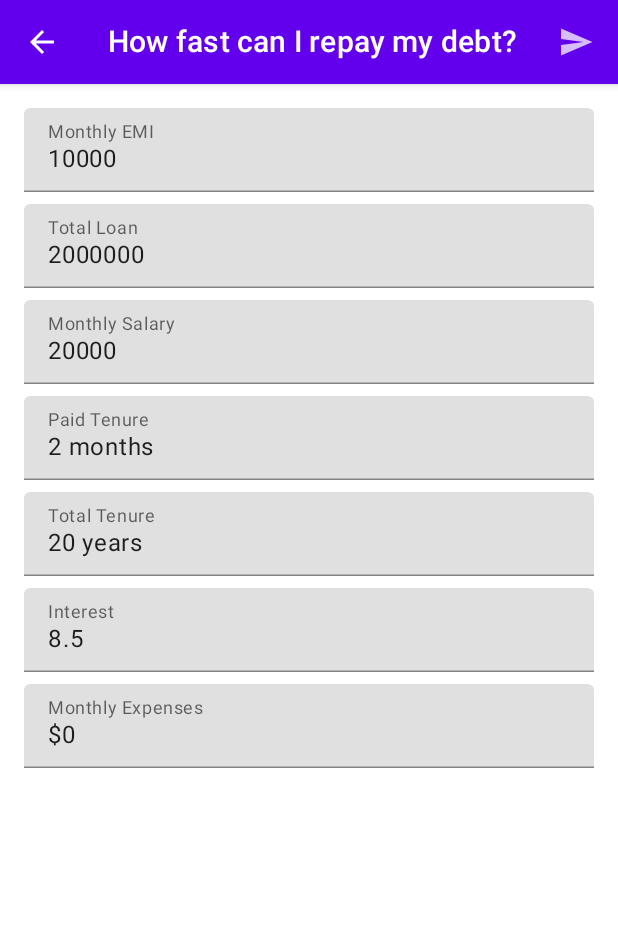
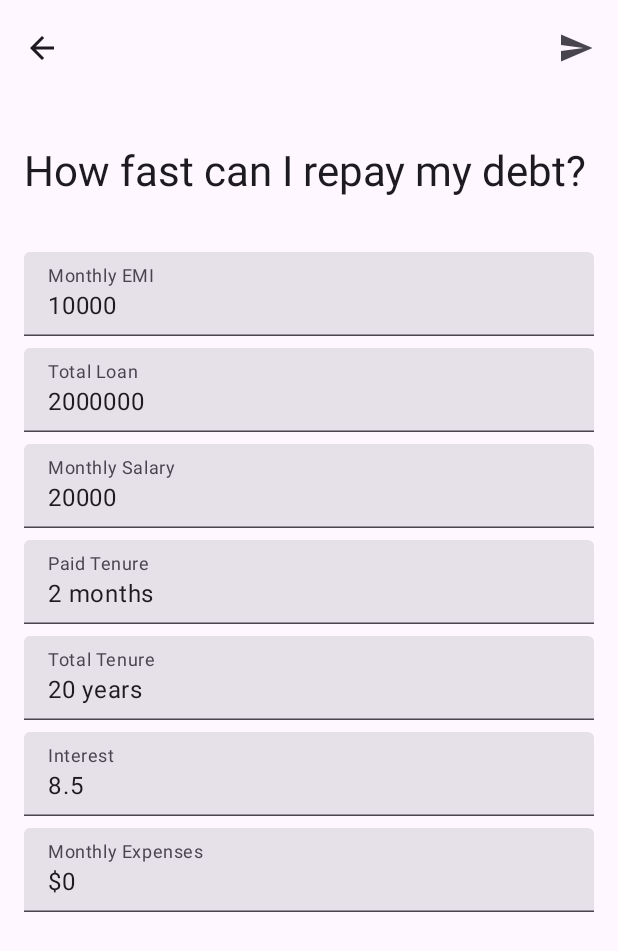
Before and after one commit to Gadgets-Mobile/ExpenseTracker, an Android app built with Jetpack Compose: the DebtRecommendationScreenRoute screen opened through its navigation route, on a phone screen of 412 x 824 dp. Shown: the top 951 px of the screen. Run offline under Robolectric (Android 15) with nearby library versions, the phone set to English and light mode, and no system bars; libraries missing offline, so code that uses them is left out: dev.shreyaspatil.ai; 2 statements that could not run were skipped.

Commit message:
Migrate to material3

```diff
--- a/composeApp/build.gradle.kts
+++ b/composeApp/build.gradle.kts
@@ -43,7 +43,7 @@ kotlin {
         commonMain.dependencies {
             implementation(compose.runtime)
             implementation(compose.foundation)
-            implementation(compose.material)
+            implementation(compose.material3)
             implementation(compose.materialIconsExtended)
             implementation(compose.ui)
             implementation(compose.components.resources)
--- a/composeApp/src/androidMain/AndroidManifest.xml
+++ b/composeApp/src/androidMain/AndroidManifest.xml
@@ -10,7 +10,7 @@
         android:label="@string/app_name"
         android:roundIcon="@mipmap/ic_launcher_round"
         android:supportsRtl="true"
-        android:theme="@style/AppTheme">
+        android:theme="@android:style/Theme.Material.Light.NoActionBar">
         <activity
             android:name=".presentation.MainActivity"
             android:exported="true">
--- a/composeApp/src/androidMain/kotlin/com/zoho/gadgets/expense/tracker/presentation/MainActivity.kt
+++ b/composeApp/src/androidMain/kotlin/com/zoho/gadgets/expense/tracker/presentation/MainActivity.kt
@@ -10,6 +10,7 @@ class MainActivity : ComponentActivity() {
 
     override fun onCreate(savedInstanceState: Bundle?) {
         super.onCreate(savedInstanceState)
+        enableEdgeToEdge()
         setContent {
             App()
         }
--- a/composeApp/src/androidMain/res/values/themes.xml
+++ /dev/null
@@ -1,8 +0,0 @@
-<?xml version="1.0" encoding="utf-8"?>
-<resources>
-
-    <style name="AppTheme" parent="Theme.AppCompat.Light.NoActionBar">
-        <item name="android:statusBarColor">#3700B3</item>
-    </style>
-
-</resources>
--- a/composeApp/src/commonMain/kotlin/com/zoho/gadgets/expense/tracker/data/repository/DefaultTransactionsRepository.kt
+++ b/composeApp/src/commonMain/kotlin/com/zoho/gadgets/expense/tracker/data/repository/DefaultTransactionsRepository.kt
@@ -7,7 +7,6 @@ import com.zoho.gadgets.expense.tracker.domain.models.Transaction
 import com.zoho.gadgets.expense.tracker.domain.repository.TransactionsRepository
 import kotlinx.coroutines.Dispatchers
 import kotlinx.coroutines.IO
-import kotlinx.coroutines.withContext
 
 internal class DefaultTransactionsRepository(
     private val localDataSource: LocalDataSource,
--- a/composeApp/src/commonMain/kotlin/com/zoho/gadgets/expense/tracker/data/repository/GenerativeAiRepository.kt
+++ b/composeApp/src/commonMain/kotlin/com/zoho/gadgets/expense/tracker/data/repository/GenerativeAiRepository.kt
@@ -11,7 +11,7 @@ class GenerativeAiRepository(
     private val responseParser: ResponseParser,
 ) {
     private val modelName = "gemini-1.5-flash"
-    private val apiKey = "AIzaSyABXyNFmn5KjvaYqpS0B_jATAdEBKN6kGA"
+    private val apiKey = "YOUR_API_KEY"
     private val generationConfig = generationConfig {
         temperature = 0f
         topK = 64
--- a/composeApp/src/commonMain/kotlin/com/zoho/gadgets/expense/tracker/data/utils/ResponseParser.kt
+++ b/composeApp/src/commonMain/kotlin/com/zoho/gadgets/expense/tracker/data/utils/ResponseParser.kt
@@ -5,8 +5,6 @@ import com.zoho.gadgets.expense.tracker.domain.models.DebtRecommendationResponse
 import com.zoho.gadgets.expense.tracker.domain.models.PurchaseRecommendationResponse
 import kotlinx.serialization.json.Json
 import kotlinx.serialization.json.JsonElement
-import kotlinx.serialization.json.JsonObject
-import kotlinx.serialization.json.JsonObjectBuilder
 import kotlinx.serialization.json.jsonArray
 import kotlinx.serialization.json.jsonObject
 import kotlinx.serialization.json.jsonPrimitive
--- a/composeApp/src/commonMain/kotlin/com/zoho/gadgets/expense/tracker/presentation/App.kt
+++ b/composeApp/src/commonMain/kotlin/com/zoho/gadgets/expense/tracker/presentation/App.kt
@@ -1,5 +1,6 @@
-import androidx.compose.material.MaterialTheme
-import androidx.compose.material.Surface
+
+import androidx.compose.material3.MaterialTheme
+import androidx.compose.material3.Surface
 import androidx.compose.runtime.Composable
 import androidx.navigation.compose.NavHost
 import androidx.navigation.compose.composable
--- a/composeApp/src/commonMain/kotlin/com/zoho/gadgets/expense/tracker/presentation/screens/addEditEntry/AddEditEntryViewModel.kt
+++ b/composeApp/src/commonMain/kotlin/com/zoho/gadgets/expense/tracker/presentation/screens/addEditEntry/AddEditEntryViewModel.kt
@@ -7,7 +7,6 @@ import com.zoho.gadgets.expense.tracker.domain.models.Transaction
 import com.zoho.gadgets.expense.tracker.domain.repository.TransactionsRepository
 import kotlinx.coroutines.flow.MutableStateFlow
 import kotlinx.coroutines.flow.asStateFlow
-import kotlinx.coroutines.flow.update
 import kotlinx.coroutines.launch
 
 class AddEditEntryViewModel(
--- a/composeApp/src/commonMain/kotlin/com/zoho/gadgets/expense/tracker/presentation/screens/dashboard/DashboardRoute.kt
+++ b/composeApp/src/commonMain/kotlin/com/zoho/gadgets/expense/tracker/presentation/screens/dashboard/DashboardRoute.kt
@@ -1,22 +1,22 @@
 package com.zoho.gadgets.expense.tracker.presentation.screens.dashboard
 
-import androidx.compose.foundation.background
 import androidx.compose.foundation.clickable
 import androidx.compose.foundation.layout.PaddingValues
-import androidx.compose.foundation.layout.statusBarsPadding
+import androidx.compose.foundation.layout.consumeWindowInsets
+import androidx.compose.foundation.layout.padding
 import androidx.compose.foundation.lazy.LazyColumn
 import androidx.compose.foundation.lazy.items
-import androidx.compose.material.FloatingActionButton
-import androidx.compose.material.Icon
-import androidx.compose.material.IconButton
-import androidx.compose.material.MaterialTheme
-import androidx.compose.material.Scaffold
-import androidx.compose.material.Text
-import androidx.compose.material.TopAppBar
 import androidx.compose.material.icons.Icons
 import androidx.compose.material.icons.filled.Add
 import androidx.compose.material.icons.filled.Payment
 import androidx.compose.material.icons.filled.ShoppingBag
+import androidx.compose.material3.ExperimentalMaterial3Api
+import androidx.compose.material3.FloatingActionButton
+import androidx.compose.material3.Icon
+import androidx.compose.material3.IconButton
+import androidx.compose.material3.Scaffold
+import androidx.compose.material3.Text
+import androidx.compose.material3.TopAppBar
 import androidx.compose.runtime.Composable
 import androidx.compose.runtime.LaunchedEffect
 import androidx.compose.runtime.getValue
@@ -30,6 +30,7 @@ import com.zoho.gadgets.expense.tracker.presentation.navigation.enums.Purpose.AD
 import com.zoho.gadgets.expense.tracker.presentation.navigation.model.AppScreen
 import org.koin.compose.viewmodel.koinViewModel
 
+@OptIn(ExperimentalMaterial3Api::class)
 @Composable
 fun DashboardRoute(
     navController: NavController,
@@ -42,9 +43,6 @@ fun DashboardRoute(
     }
 
     Scaffold(
-        modifier = Modifier
-            .background(MaterialTheme.colors.primaryVariant)
-            .statusBarsPadding(),
         topBar = {
             TopAppBar(
                 title = { Text("Expense Tracker") },
@@ -84,8 +82,9 @@ fun DashboardRoute(
                 )
             }
         }
-    ) {
+    ) { padding ->
         LazyColumn(
+            modifier = Modifier.padding(padding).consumeWindowInsets(padding),
             contentPadding = PaddingValues(bottom = 100.dp)
         ) {
             items(entries) { entry ->
--- a/composeApp/src/commonMain/kotlin/com/zoho/gadgets/expense/tracker/presentation/screens/dashboard/DashboardViewModel.kt
+++ b/composeApp/src/commonMain/kotlin/com/zoho/gadgets/expense/tracker/presentation/screens/dashboard/DashboardViewModel.kt
@@ -6,7 +6,6 @@ import com.zoho.gadgets.expense.tracker.domain.enums.Category
 import com.zoho.gadgets.expense.tracker.domain.enums.Type
 import com.zoho.gadgets.expense.tracker.domain.models.Transaction
 import com.zoho.gadgets.expense.tracker.domain.repository.TransactionsRepository
-import com.zoho.gadgets.expense.tracker.presentation.components.TransactionItem
 import kotlinx.coroutines.flow.MutableStateFlow
 import kotlinx.coroutines.flow.asStateFlow
 import kotlinx.coroutines.flow.update
--- a/composeApp/src/commonMain/kotlin/com/zoho/gadgets/expense/tracker/presentation/screens/debtRecommendation/DebtRecommendationScreenRoute.kt
+++ b/composeApp/src/commonMain/kotlin/com/zoho/gadgets/expense/tracker/presentation/screens/debtRecommendation/DebtRecommendationScreenRoute.kt
@@ -1,30 +1,30 @@
 package com.zoho.gadgets.expense.tracker.presentation.screens.debtRecommendation
 
-import androidx.compose.foundation.BorderStroke
-import androidx.compose.foundation.background
 import androidx.compose.foundation.layout.Arrangement
 import androidx.compose.foundation.layout.Column
 import androidx.compose.foundation.layout.Spacer
+import androidx.compose.foundation.layout.consumeWindowInsets
 import androidx.compose.foundation.layout.fillMaxWidth
 import androidx.compose.foundation.layout.height
 import androidx.compose.foundation.layout.padding
-import androidx.compose.foundation.layout.statusBarsPadding
 import androidx.compose.foundation.lazy.LazyRow
 import androidx.compose.foundation.lazy.items
 import androidx.compose.foundation.rememberScrollState
 import androidx.compose.foundation.verticalScroll
-import androidx.compose.material.Card
-import androidx.compose.material.Icon
-import androidx.compose.material.IconButton
-import androidx.compose.material.LinearProgressIndicator
-import androidx.compose.material.MaterialTheme
-import androidx.compose.material.Scaffold
-import androidx.compose.material.Text
-import androidx.compose.material.TextField
-import androidx.compose.material.TopAppBar
 import androidx.compose.material.icons.Icons
 import androidx.compose.material.icons.automirrored.filled.ArrowBack
 import androidx.compose.material.icons.automirrored.filled.Send
+import androidx.compose.material3.Card
+import androidx.compose.material3.ExperimentalMaterial3Api
+import androidx.compose.material3.Icon
+import androidx.compose.material3.IconButton
+import androidx.compose.material3.LargeTopAppBar
+import androidx.compose.material3.LinearProgressIndicator
+import androidx.compose.material3.MaterialTheme
+import androidx.compose.material3.Scaffold
+import androidx.compose.material3.Text
+import androidx.compose.material3.TextField
+import androidx.compose.material3.TopAppBarDefaults
 import androidx.compose.runtime.Composable
 import androidx.compose.runtime.DisposableEffect
 import androidx.compose.runtime.getValue
@@ -33,12 +33,13 @@ import androidx.compose.runtime.remember
 import androidx.compose.runtime.setValue
 import androidx.compose.ui.Alignment
 import androidx.compose.ui.Modifier
-import androidx.compose.ui.graphics.Color
+import androidx.compose.ui.input.nestedscroll.nestedScroll
 import androidx.compose.ui.unit.dp
 import androidx.lifecycle.compose.collectAsStateWithLifecycle
 import androidx.navigation.NavController
 import org.koin.compose.viewmodel.koinViewModel
 
+@OptIn(ExperimentalMaterial3Api::class)
 @Composable
 fun DebtRecommendationScreenRoute(
     navController: NavController,
@@ -62,13 +63,12 @@ fun DebtRecommendationScreenRoute(
         }
     }
 
+    val topAppBarScrollBehavior = TopAppBarDefaults.exitUntilCollapsedScrollBehavior()
     Scaffold(
-        modifier = Modifier
-            .background(MaterialTheme.colors.primaryVariant)
-            .statusBarsPadding(),
         topBar = {
-            TopAppBar(
+            LargeTopAppBar(
                 title = { Text("How fast can I repay my debt?") },
+                scrollBehavior = topAppBarScrollBehavior,
                 actions = {
                     IconButton(
                         enabled = !loading,
@@ -103,9 +103,12 @@ fun DebtRecommendationScreenRoute(
                 }
             )
         },
-    ) {
+    ) { padding ->
         Column(
             modifier = Modifier
+                .padding(padding)
+                .consumeWindowInsets(padding)
+                .nestedScroll(topAppBarScrollBehavior.nestedScrollConnection)
                 .verticalScroll(rememberScrollState())
                 .fillMaxWidth()
                 .padding(16.dp),
@@ -184,7 +187,7 @@ fun DebtRecommendationScreenRoute(
                 ) {
                     Text(
                         text = "Suggestions",
-                        style = MaterialTheme.typography.h6,
+                        style = MaterialTheme.typography.titleLarge,
                     )
 
                     LazyRow(
@@ -193,8 +196,6 @@ fun DebtRecommendationScreenRoute(
                         items(recommendation) { item ->
                             Card(
                                 modifier = Modifier.fillParentMaxWidth(0.8f),
-                                elevation = 1.dp,
-                                border = BorderStroke(1.dp, Color.Gray),
                             ) {
                                 Column(
                                     modifier = Modifier.fillMaxWidth().padding(16.dp),
@@ -202,19 +203,19 @@ fun DebtRecommendationScreenRoute(
                                 ) {
                                     Text(
                                         text = "Description",
-                                        style = MaterialTheme.typography.subtitle2,
+                                        style = MaterialTheme.typography.titleMedium,
                                     )
                                     Text(
                                         text = item.description,
-                                        style = MaterialTheme.typography.body2,
+                                        style = MaterialTheme.typography.bodyLarge,
                                     )
                                     Text(
                                         text = "Action",
-                                        style = MaterialTheme.typography.subtitle2,
+                                        style = MaterialTheme.typography.titleMedium,
                                     )
                                     Text(
                                         text = item.action,
-                                        style = MaterialTheme.typography.body2,
+                                        style = MaterialTheme.typography.bodyLarge,
                                     )
                                 }
                             }
```
Also changed, not shown: composeApp/src/commonMain/kotlin/com/zoho/gadgets/expense/tracker/presentation/components/TransactionItem.kt (+8 -10 lines), composeApp/src/commonMain/kotlin/com/zoho/gadgets/expense/tracker/presentation/screens/addEditEntry/AddEditEntryRoute.kt (+21 -24 lines), composeApp/src/commonMain/kotlin/com/zoho/gadgets/expense/tracker/presentation/screens/purchaseRecommendation/PurchaseRecommendationScreenRoute.kt (+29 -28 lines).
